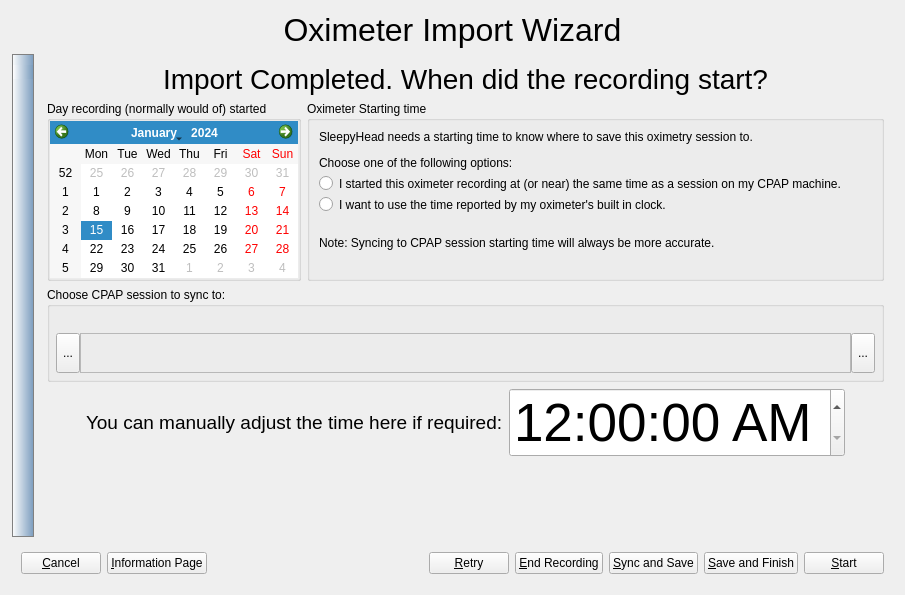
Before: the Qt Designer form sleepyhead/oximeterimport.ui in sbonaime/sleepyhead-code., drawn with Qt 5.
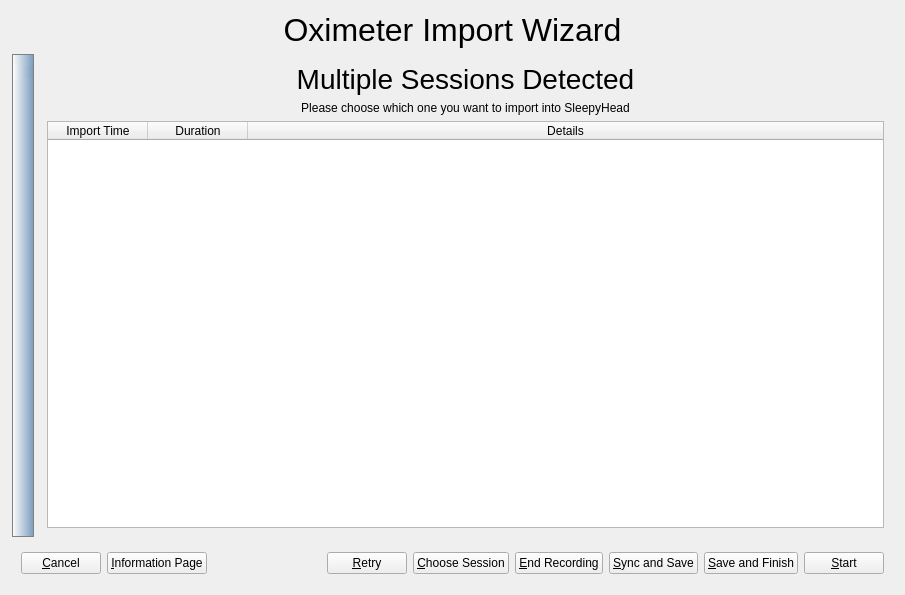
After: the same form once the commit is applied. Icons and pictures are not drawn.

Diff of the .ui file:
```diff
--- a/sleepyhead/oximeterimport.ui
+++ b/sleepyhead/oximeterimport.ui
@@ -1251,6 +1251,78 @@
          </item>
         </layout>
        </widget>
+       <widget class="QWidget" name="chooseSessionPage">
+        <layout class="QVBoxLayout" name="verticalLayout_3">
+         <item>
+          <widget class="QLabel" name="liveConnectLabel_2">
+           <property name="sizePolicy">
+            <sizepolicy hsizetype="Expanding" vsizetype="Preferred">
+             <horstretch>0</horstretch>
+             <verstretch>0</verstretch>
+            </sizepolicy>
+           </property>
+           <property name="font">
+            <font>
+             <pointsize>21</pointsize>
+            </font>
+           </property>
+           <property name="text">
+            <string>Multiple Sessions Detected</string>
+           </property>
+           <property name="alignment">
+            <set>Qt::AlignCenter</set>
+           </property>
+          </widget>
+         </item>
+         <item>
+          <widget class="QLabel" name="label_12">
+           <property name="sizePolicy">
+            <sizepolicy hsizetype="Expanding" vsizetype="Preferred">
+             <horstretch>0</horstretch>
+             <verstretch>0</verstretch>
+            </sizepolicy>
+           </property>
+           <property name="text">
+            <string>Please choose which one you want to import into SleepyHead</string>
+           </property>
+           <property name="alignment">
+            <set>Qt::AlignCenter</set>
+           </property>
+          </widget>
+         </item>
+         <item>
+          <widget class="QTableWidget" name="tableOxiSessions">
+           <property name="alternatingRowColors">
+            <bool>true</bool>
+           </property>
+           <property name="selectionMode">
+            <enum>QAbstractItemView::SingleSelection</enum>
+           </property>
+           <property name="selectionBehavior">
+            <enum>QAbstractItemView::SelectRows</enum>
+           </property>
+           <attribute name="horizontalHeaderStretchLastSection">
+            <bool>true</bool>
+           </attribute>
+           <column>
+            <property name="text">
+             <string>Import Time</string>
+            </property>
+           </column>
+           <column>
+            <property name="text">
+             <string>Duration</string>
+            </property>
+           </column>
+           <column>
+            <property name="text">
+             <string>Details</string>
+            </property>
+           </column>
+          </widget>
+         </item>
+        </layout>
+       </widget>
        <widget class="QWidget" name="syncPage">
         <layout class="QVBoxLayout" name="verticalLayout_10">
          <item>
@@ -1663,6 +1735,13 @@
         </property>
        </widget>
       </item>
+      <item>
+       <widget class="QPushButton" name="chooseSessionButton">
+        <property name="text">
+         <string>&amp;Choose Session</string>
+        </property>
+       </widget>
+      </item>
       <item>
        <widget class="QPushButton" name="stopButton">
         <property name="text">
```
Left out of the diff: 111 changed lines with no effect on the pictures.
